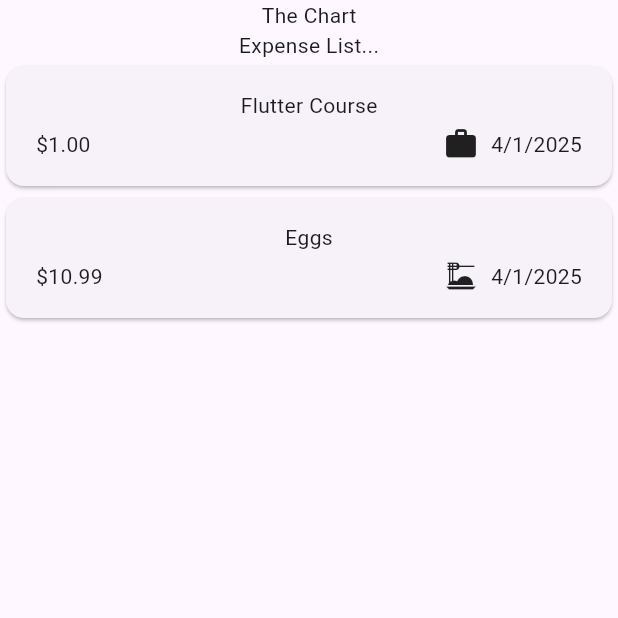
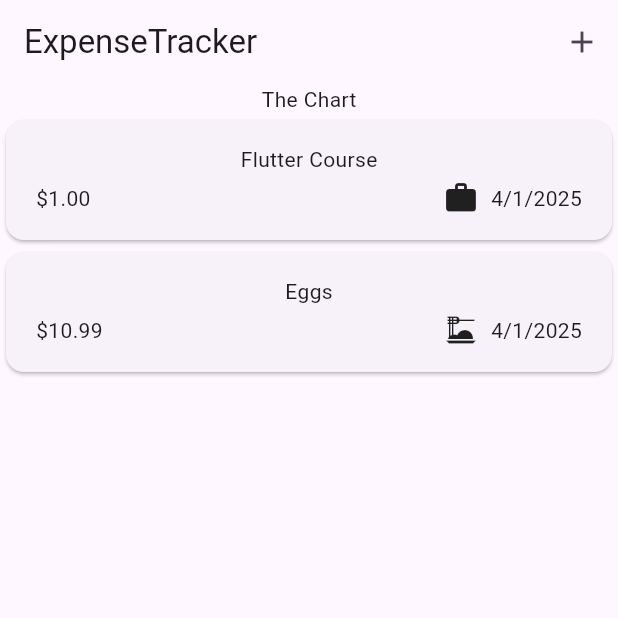
Before and after one commit to XenonIsPrecise/Expense_Tracker, a Flutter app: the screen it shows after launch, on a phone screen of 412 x 824 dp, the top half of it. Run offline on Flutter 3.47's test engine with Material 3 defaults, Android fonts, the phone set to English and light mode, and no system bars.

Commit message:
ModalBottomSheet Added

```diff
--- a/lib/widgets/expenses.dart
+++ b/lib/widgets/expenses.dart
@@ -27,13 +27,22 @@ class _ExpensesState extends State<Expenses> {
     ),
   ];
 
+  void _openAddExpenseOverlay() {
+    showModalBottomSheet(context: context, builder: (ctx) => Text("Hello"));
+  }
+
   @override
   Widget build(BuildContext context) {
     return Scaffold(
+      appBar: AppBar(
+        title: const Text("ExpenseTracker"),
+        actions: [
+          IconButton(onPressed: _openAddExpenseOverlay, icon: Icon(Icons.add)),
+        ],
+      ),
       body: Column(
         children: [
           Text("The Chart"),
-          Text('Expense List...'),
           Expanded(child: ExpensesList(expenses: _registeredExpenses)),
         ],
       ),
```
